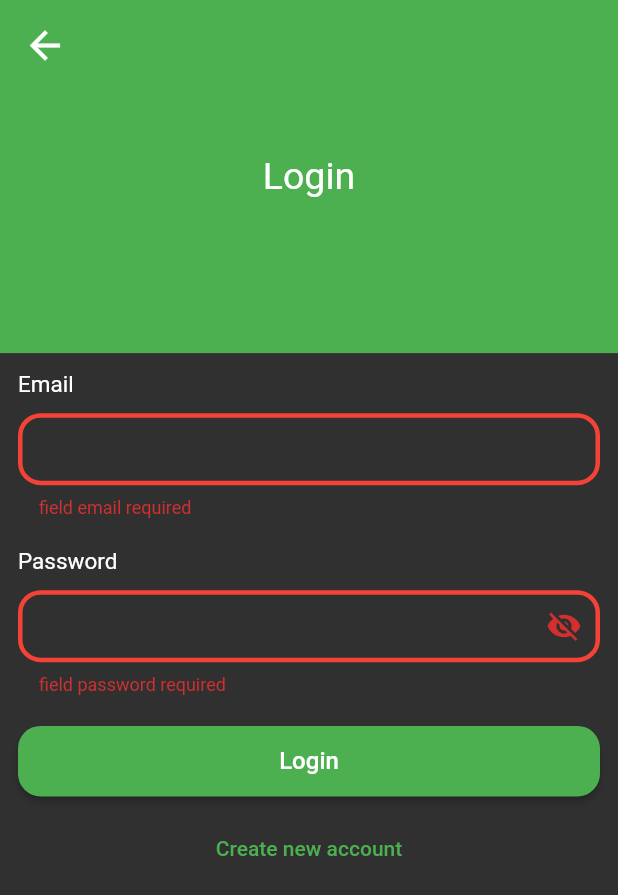
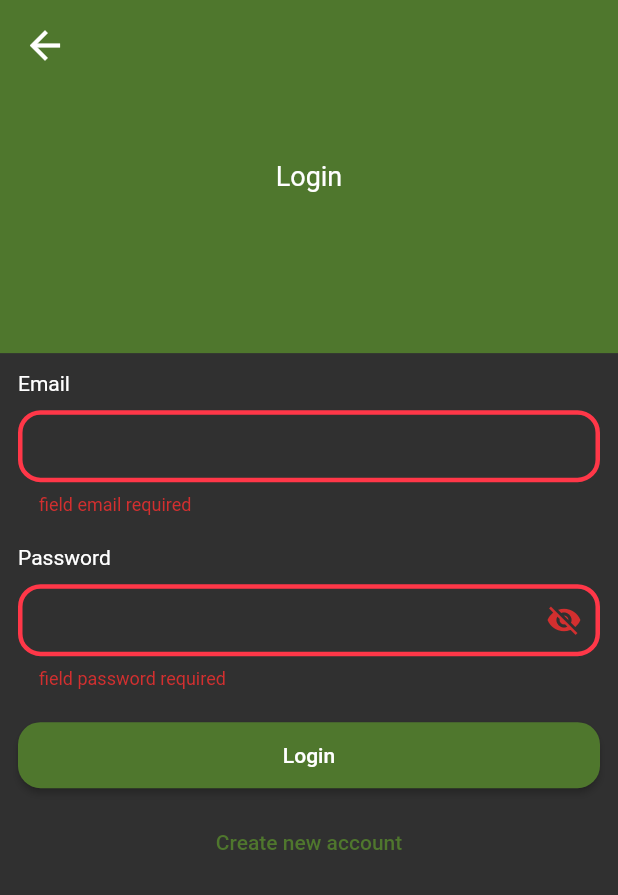
Before and after one commit to noor4apps/movies_app, a Flutter app: the screen it shows after launch, item 4 of the bottom bar chosen, after a tap on "Login", on a phone screen of 412 x 824 dp. Shown: the top 895 px of the screen. Run offline on Flutter 3.47's test engine with Material 2 defaults, Android fonts, the phone set to English and light mode, and no system bars; our stand-ins replace dio, get, get_storage, transparent_image; network calls fail; statements that could not run were skipped.

Commit message:
fix sizes and make sizes and colors central

```diff
--- /dev/null
+++ b/lib/constants/m_colors.dart
@@ -0,0 +1,12 @@
+import 'package:flutter/material.dart';
+
+class MColors {
+  static const Color primary = Color(0xFF4F772D);
+  static const Color secondary = Color(0xFF90A955);
+  static const Color tertiary = Color(0xFFECF39E);
+
+  static const Color white = Color(0xFFFFFFFF);
+  static const Color black = Color(0xFF081714);
+  static const Color red = Color(0xFFFF3748);
+  static const Color yellow = Color(0xFFFFBE26);
+}
--- /dev/null
+++ b/lib/constants/sizes.dart
@@ -0,0 +1,29 @@
+
+class Sizes {
+  static const double screen = 18;
+  static const double section = 17;
+
+  static const double titleCart = 15;
+  static const double descriptionCart = 13;
+  static const double starIconCart = 18;
+  static const double starNumberCart = 14;
+  static const double genreCart = 11;
+  static const double actorCart = 13;
+
+  static const double genreScreenName = 15;
+  static const double genreScreenNumber = 14;
+
+  static const double titleDetail = 18;
+  static const double descriptionDetail = 17;
+  static const double starIconDetail = 19;
+  static const double starNumberDetail = 15;
+  static const double genreDetail = 14;
+  static const double actorDetail = 17;
+
+  static const double releaseDateDetail = 16;
+  static const double voteCountDetail = 16;
+
+  static const double label = 14;
+  static const double hint = 14;
+
+}
--- a/lib/main.dart
+++ b/lib/main.dart
@@ -5,6 +5,7 @@ import 'package:get_storage/get_storage.dart';
 import 'package:movies_app/controllers/movie_controller.dart';
 import 'package:movies_app/screens/splash_screen.dart';
 import 'package:movies_app/services/api.dart';
+import 'package:movies_app/constants/m_colors.dart';
 
 void main() async {
   await GetStorage.init();
@@ -25,22 +26,22 @@ class MyApp extends StatelessWidget {
       darkTheme: ThemeData(
         appBarTheme: AppBarTheme(
           centerTitle: true,
-          iconTheme: IconThemeData(color: Colors.white, size: 27),
-          backgroundColor: Colors.lightGreenAccent[200],
+          iconTheme: IconThemeData(color: MColors.white, size: 27),
+          backgroundColor: MColors.tertiary,
           systemOverlayStyle: SystemUiOverlayStyle(
-            statusBarColor: Colors.lightGreen,
+            statusBarColor: MColors.secondary,
             statusBarIconBrightness: Brightness.light,
           ),
           titleTextStyle: TextStyle(
-            color: Colors.white,
+            color: MColors.white,
             fontSize: 20,
           ),
           // iconTheme: IconThemeData(color: Colors.black),
           // color: Colors.blue
         ),
         colorScheme: ColorScheme.fromSwatch().copyWith(
-          primary: Colors.green,
-          secondary: Colors.lightGreen,
+          primary: MColors.primary,
+          secondary: MColors.secondary,
           brightness: Brightness.dark,
         ),
       ),
--- a/lib/screens/favorite_screen.dart
+++ b/lib/screens/favorite_screen.dart
@@ -1,5 +1,7 @@
 import 'package:flutter/material.dart';
 import 'package:get/get.dart';
+import 'package:movies_app/constants/m_colors.dart';
+import 'package:movies_app/constants/sizes.dart';
 import 'package:movies_app/controllers/movie_controller.dart';
 import 'package:movies_app/models/movie.dart';
 import 'package:movies_app/widgets/movie_item_widget.dart';
@@ -44,7 +46,7 @@ class _FavoriteScreenState extends State<FavoriteScreen> {
   Widget build(BuildContext context) {
     return Scaffold(
         appBar: AppBar(
-          title: Text('${widget.title}', style: TextStyle(fontSize: 20, color: Colors.green, fontWeight: FontWeight.w600)),
+          title: Text('${widget.title}', style: TextStyle(fontSize: Sizes.screen, color: MColors.secondary, fontWeight: FontWeight.w600)),
         ),
         body: Obx(() {
           return movieController.isLoading.value == true
--- a/lib/screens/home_screen.dart
+++ b/lib/screens/home_screen.dart
@@ -1,5 +1,7 @@
 import 'package:flutter/material.dart';
 import 'package:get/get.dart';
+import 'package:movies_app/constants/m_colors.dart';
+import 'package:movies_app/constants/sizes.dart';
 import 'package:movies_app/controllers/home_controller.dart';
 import 'package:movies_app/models/movie.dart';
 import 'package:movies_app/screens/movie_detail_screen.dart';
@@ -39,7 +41,7 @@ class HomeScreen extends StatelessWidget {
         Row(
           mainAxisAlignment: MainAxisAlignment.spaceBetween,
           children:<Widget>[
-            Text('${title}', style: TextStyle(fontSize: 20, color: Colors.green),),
+            Text('${title}', style: TextStyle(fontSize: Sizes.section, color: MColors.primary),),
             InkWell(
               onTap: () {
                 Get.to(
@@ -47,13 +49,13 @@ class HomeScreen extends StatelessWidget {
                   preventDuplicates: false,
                 );
               },
-              child: Text('Show All...', style: TextStyle(color: Colors.lightGreen)),
+              child: Text('Show All...', style: TextStyle(color: MColors.secondary, fontSize: Sizes.section)),
             ),
           ],
         ),
         SizedBox(height: 10),
         Container(
-          height: 255,
+          height: Get.height / 3 + 60,
           child: isLoading == true
               ? Center(child: CircularProgressIndicator())
               : ListView.separated(
@@ -79,7 +81,7 @@ class HomeScreen extends StatelessWidget {
       },
       child: Container(
         height: double.infinity,
-        width: 340,
+        width: Get.width - 60,
         child: Card(
           shape: RoundedRectangleBorder(
             borderRadius: BorderRadius.circular(10),
@@ -89,7 +91,7 @@ class HomeScreen extends StatelessWidget {
             children:<Widget>[
               Container(
                 width: double.infinity,
-                height: 200,
+                height: Get.height / 3,
                 child: Stack(
                   children:<Widget>[
                     Center(
@@ -110,13 +112,13 @@ class HomeScreen extends StatelessWidget {
                 child: Row(
                   children: <Widget>[
                     Expanded(
-                      child: Text('${movie.title}', style: TextStyle(fontSize: 18, color: Colors.green), overflow: TextOverflow.ellipsis, maxLines: 1),
+                      child: Text('${movie.title}', style: TextStyle(fontSize: Sizes.titleCart, color: MColors.tertiary), overflow: TextOverflow.ellipsis, maxLines: 1),
                     ),
                     SizedBox(width: 5),
                     Row(
                       children: <Widget>[
-                        Icon(Icons.star, color: Colors.yellow),
-                        Text('${movie.vote}', style: TextStyle(fontSize: 18, color: Colors.lightGreen))
+                        Icon(Icons.star, color: MColors.yellow, size: Sizes.starIconCart),
+                        Text('${movie.vote}', style: TextStyle(fontSize: Sizes.starNumberCart, color: MColors.secondary))
                       ],
                     ),
                   ],
@@ -136,7 +138,7 @@ class HomeScreen extends StatelessWidget {
         Row(
           mainAxisAlignment: MainAxisAlignment.spaceBetween,
           children:<Widget>[
-            Text('${title}', style: TextStyle(fontSize: 20, color: Colors.green),),
+            Text('${title}', style: TextStyle(fontSize: Sizes.section, color: MColors.primary),),
             InkWell(
               onTap: () {
                 Get.to(
@@ -144,13 +146,13 @@ class HomeScreen extends StatelessWidget {
                   preventDuplicates: false,
                 );
               },
-              child: Text('Show All...', style: TextStyle(color: Colors.lightGreen)),
+              child: Text('Show All...', style: TextStyle(color: MColors.secondary, fontSize: Sizes.section)),
             )
           ],
         ),
         SizedBox(height: 10),
         Container(
-          height: 240,
+          height: Get.height / 3,
           child: isLoading == true
               ? Center(child: CircularProgressIndicator())
               : ListView.separated(
@@ -176,13 +178,13 @@ class HomeScreen extends StatelessWidget {
       },
       child: Container(
         height: double.infinity,
-        width: 140,
+        width: Get.width / 3,
         child: Column(
           crossAxisAlignment: CrossAxisAlignment.start,
           children:<Widget>[
             Container(
               width: double.infinity,
-              height: 210,
+              height: Get.height / 3.5,
               child: Stack(
                 children:<Widget>[
                   Center(
@@ -199,7 +201,7 @@ class HomeScreen extends StatelessWidget {
               ),
             ),
             SizedBox(height: 7),
-            Text('${movie.title}', style: TextStyle(fontSize: 16, color: Colors.green), overflow: TextOverflow.ellipsis, maxLines: 1),
+            Text('${movie.title}', style: TextStyle(fontSize: Sizes.titleCart, color: MColors.tertiary), overflow: TextOverflow.ellipsis, maxLines: 1),
           ],
         ),
       ),
--- a/lib/screens/login_screen.dart
+++ b/lib/screens/login_screen.dart
@@ -1,5 +1,7 @@
 import 'package:flutter/material.dart';
 import 'package:get/get.dart';
+import 'package:movies_app/constants/m_colors.dart';
+import 'package:movies_app/constants/sizes.dart';
 import 'package:movies_app/controllers/auth_controller.dart';
 import 'package:movies_app/screens/register_screen.dart';
 import 'package:movies_app/widgets/primary_btn_widget.dart';
@@ -37,10 +39,10 @@ class _LoginScreenState extends State<LoginScreen> {
   Widget buildTopBanner() {
     return Container(
       height: Get.height/3.5,
-      color: Colors.green,
+      color: MColors.primary,
       child: Stack(
         children: [
-          Center(child: Text('Login', style: TextStyle(fontSize: 25))),
+          Center(child: Text('Login', style: TextStyle(fontSize: Sizes.screen))),
           IconButton(
             padding: EdgeInsets.all(15),
             onPressed: () {
--- a/lib/screens/movies_screen.dart
+++ b/lib/screens/movies_screen.dart
@@ -1,10 +1,10 @@
 import 'package:flutter/material.dart';
 import 'package:get/get.dart';
+import 'package:movies_app/constants/m_colors.dart';
+import 'package:movies_app/constants/sizes.dart';
 import 'package:movies_app/controllers/movie_controller.dart';
 import 'package:movies_app/models/movie.dart';
-import 'package:movies_app/screens/movie_detail_screen.dart';
 import 'package:movies_app/widgets/movie_item_widget.dart';
-import 'package:transparent_image/transparent_image.dart';
 
 class MoviesScreen extends StatefulWidget {
   late final String title;
@@ -49,7 +49,7 @@ class _MoviesScreenState extends State<MoviesScreen> {
   Widget build(BuildContext context) {
     return Scaffold(
       appBar: AppBar(
-        title: Text('${widget.title}', style: TextStyle(fontSize: 20, color: Colors.green, fontWeight: FontWeight.w600)),
+        title: Text('${widget.title}', style: TextStyle(fontSize: Sizes.screen, color: MColors.secondary, fontWeight: FontWeight.w600)),
       ),
         body: Obx(() {
           return movieController.isLoading.value == true
--- a/lib/screens/register_screen.dart
+++ b/lib/screens/register_screen.dart
@@ -1,5 +1,7 @@
 import 'package:flutter/material.dart';
 import 'package:get/get.dart';
+import 'package:movies_app/constants/m_colors.dart';
+import 'package:movies_app/constants/sizes.dart';
 import 'package:movies_app/controllers/auth_controller.dart';
 import 'package:movies_app/screens/login_screen.dart';
 import 'package:movies_app/widgets/primary_btn_widget.dart';
@@ -42,10 +44,10 @@ class _RegisterScreenState extends State<RegisterScreen> {
   Widget buildTopBanner() {
     return Container(
       height: Get.height/3.5,
-      color: Colors.green,
+      color: MColors.primary,
       child: Stack(
         children: [
-          Center(child: Text('Register', style: TextStyle(fontSize: 25))),
+          Center(child: Text('Register', style: TextStyle(fontSize: Sizes.screen))),
           IconButton(
             padding: EdgeInsets.all(15),
             onPressed: () {
--- a/lib/screens/result_screens.dart
+++ b/lib/screens/result_screens.dart
@@ -1,5 +1,7 @@
 import 'package:flutter/material.dart';
 import 'package:get/get.dart';
+import 'package:movies_app/constants/m_colors.dart';
+import 'package:movies_app/constants/sizes.dart';
 import 'package:movies_app/controllers/movie_controller.dart';
 import 'package:movies_app/models/movie.dart';
 import 'package:movies_app/widgets/movie_item_widget.dart';
@@ -26,7 +28,7 @@ class _ResultScreenState extends State<ResultScreen> {
   Widget build(BuildContext context) {
     return Scaffold(
       appBar: AppBar(
-        title: Text('Results', style: TextStyle(fontSize: 20, color: Colors.green, fontWeight: FontWeight.w600)),
+        title: Text('Results', style: TextStyle(fontSize: Sizes.screen, color: MColors.secondary, fontWeight: FontWeight.w600)),
       ),
       body: Obx(() {
         return moviesController.isLoading.value == true
--- a/lib/screens/settings_screen.dart
+++ b/lib/screens/settings_screen.dart
@@ -1,10 +1,11 @@
 import 'package:flutter/material.dart';
 import 'package:get/get.dart';
+import 'package:movies_app/constants/m_colors.dart';
+import 'package:movies_app/constants/sizes.dart';
 import 'package:movies_app/controllers/auth_controller.dart';
 import 'package:movies_app/screens/favorite_screen.dart';
 import 'package:movies_app/screens/login_screen.dart';
 import 'package:movies_app/screens/register_screen.dart';
-import 'package:movies_app/screens/welcome_screen.dart';
 
 class SettingsScreen extends StatelessWidget {
   final authController = Get.find<AuthController>();
@@ -24,9 +25,9 @@ class SettingsScreen extends StatelessWidget {
   Widget buildTopBanner() {
     return Container(
       height: Get.height / 3.5,
-      color: Colors.green,
+      color: MColors.primary,
       child: Center(
-        child: Text('Settings', style: TextStyle(fontSize: 20)),
+        child: Text('Settings', style: TextStyle(fontSize: Sizes.screen)),
       ),
     );
   }
--- a/lib/screens/splash_screen.dart
+++ b/lib/screens/splash_screen.dart
@@ -1,5 +1,7 @@
 import 'package:flutter/material.dart';
 import 'package:get/get.dart';
+import 'package:movies_app/constants/m_colors.dart';
+import 'package:movies_app/constants/sizes.dart';
 import 'package:movies_app/controllers/auth_controller.dart';
 
 class SplashScreen extends StatelessWidget {
@@ -12,7 +14,7 @@ class SplashScreen extends StatelessWidget {
         child: Column(
           mainAxisAlignment: MainAxisAlignment.center,
           children: <Widget>[
-            Text('Movies App', style: TextStyle(fontSize: 20, color: Colors.white)),
+            Text('Movies App', style: TextStyle(fontSize: Sizes.screen, color: MColors.white)),
             SizedBox(height: 10,),
             CircularProgressIndicator()
           ],
--- a/lib/services/api.dart
+++ b/lib/services/api.dart
@@ -7,7 +7,7 @@ class Api {
 
   static final dio = Dio(
     BaseOptions(
-        baseUrl: 'http://10.0.2.2/movies/public',
+        baseUrl: 'http://192.168.1.3/movies/public',
         receiveDataWhenStatusError: true
     ),
   );
--- a/lib/widgets/primary_btn_widget.dart
+++ b/lib/widgets/primary_btn_widget.dart
@@ -1,4 +1,5 @@
 import 'package:flutter/material.dart';
+import 'package:movies_app/constants/sizes.dart';
 
 class primaryBtnWidget extends StatelessWidget {
 
@@ -12,7 +13,7 @@ class primaryBtnWidget extends StatelessWidget {
     return Container(
       width: double.infinity,
       child: ElevatedButton(
-        child: Text('${label}', style: TextStyle(fontSize: 16)),
+        child: Text('${label}', style: TextStyle(fontSize: Sizes.label)),
         style: ElevatedButton.styleFrom(
           padding: EdgeInsets.all(14),
           shape: RoundedRectangleBorder(
--- a/lib/widgets/text_field_widget.dart
+++ b/lib/widgets/text_field_widget.dart
@@ -1,4 +1,6 @@
 import 'package:flutter/material.dart';
+import 'package:movies_app/constants/m_colors.dart';
+import 'package:movies_app/constants/sizes.dart';
 
 class TextFieldWidget extends StatelessWidget {
 
@@ -16,7 +18,7 @@ class TextFieldWidget extends StatelessWidget {
     return Column(
       crossAxisAlignment: CrossAxisAlignment.start,
       children: [
-        Text('${label}', style: TextStyle(fontSize: 15)),
+        Text('${label}', style: TextStyle(fontSize: Sizes.label)),
         SizedBox(height: 10),
         TextFormField(
           controller: controller,
@@ -28,28 +30,28 @@ class TextFieldWidget extends StatelessWidget {
             border: OutlineInputBorder(
                 borderRadius: BorderRadius.circular(15),
                 borderSide: BorderSide(
-                    color: Colors.green,
+                    color: MColors.primary,
                     width: 2
                 )
             ),
             enabledBorder: OutlineInputBorder(
                 borderRadius: BorderRadius.circular(15),
                 borderSide: BorderSide(
-                    color: Colors.green,
+                    color: MColors.primary,
                     width: 2
                 )
             ),
             focusedBorder: OutlineInputBorder(
                 borderRadius: BorderRadius.circular(15),
                 borderSide: BorderSide(
-                    color: Colors.green,
+                    color: MColors.primary,
                     width: 2
                 )
             ),
             errorBorder: OutlineInputBorder(
                 borderRadius: BorderRadius.circular(15),
                 borderSide: BorderSide(
-                    color: Colors.red,
+                    color: MColors.red,
                     width: 3
                 )
             ),
```
Also changed, not shown: lib/screens/actor_screen.dart (+5 -3 lines), lib/screens/genres_screen.dart (+5 -3 lines), lib/screens/movie_detail_screen.dart (+30 -29 lines), lib/screens/search_screen.dart (+8 -6 lines), lib/widgets/movie_item_widget.dart (+9 -7 lines).
